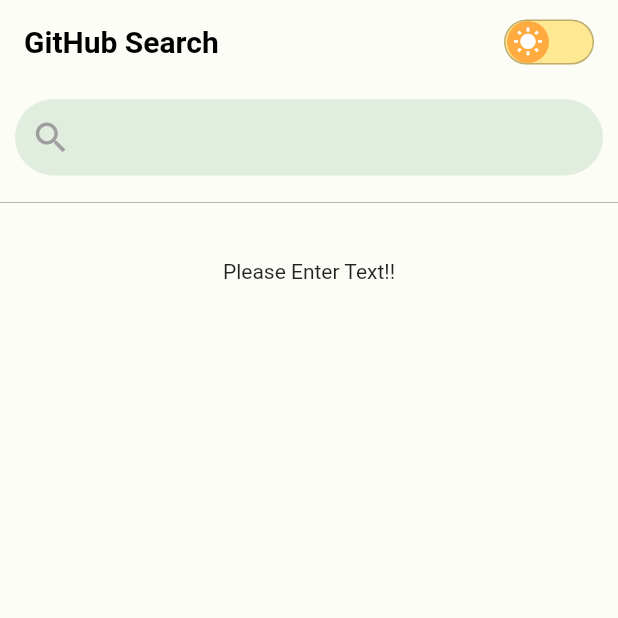
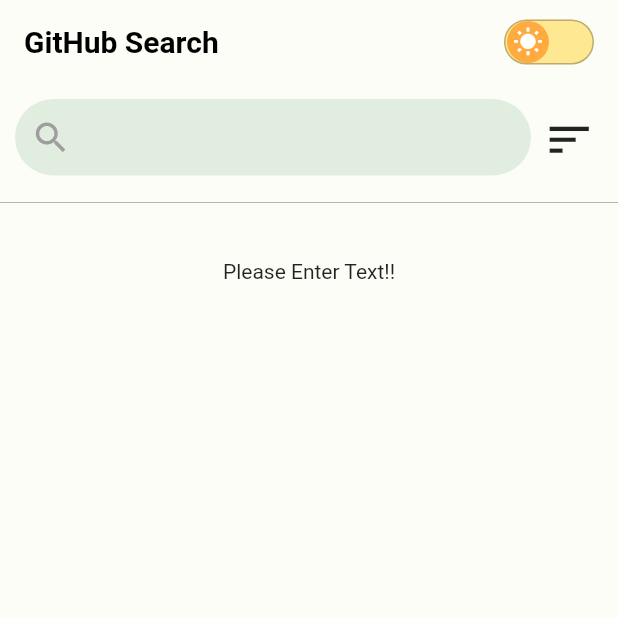
Before and after one commit to mqkotoo/github_search_study, a Flutter app: the screen it shows after launch, on a phone screen of 412 x 824 dp, the top half of it. Run offline on Flutter 3.47's test engine with Material 2 defaults, Android fonts, the phone set to English and light mode, and no system bars; drawn by our look-alikes of flutter_switch; our stand-ins replace connectivity_plus, device_preview, flutter_riverpod, freezed_annotation, shared_preferences, shimmer.

Commit message:
ソート用のUI作った

```diff
--- a/lib/presentation/search/widget/search_field.dart
+++ b/lib/presentation/search/widget/search_field.dart
@@ -34,6 +34,9 @@ class SearchFieldState extends ConsumerState<SearchField> {
     return SafeArea(
       top: false,
       bottom: false,
+      child: Row(
+        children: [
+          Expanded(
             child: TextFormField(
               key: const Key("inputForm"),
               controller: textController,
@@ -45,7 +48,7 @@ class SearchFieldState extends ConsumerState<SearchField> {
 
               //decoration
               decoration: InputDecoration(
-          prefixIcon: const Icon(Icons.search, color: Colors.grey,size: 27,),
+                prefixIcon: const Icon(Icons.search, color: Colors.grey,size: 27),
                 suffixIcon: ref.watch(isClearButtonVisibleProvider)
                     ? IconButton(
                     key: const Key("clearButton"),
@@ -80,6 +83,13 @@ class SearchFieldState extends ConsumerState<SearchField> {
                 ref.read(inputRepoNameProvider.notifier).update((state) => text);
               },
             ),
+          ),
+          IconButton(
+              onPressed: (){},
+              icon: const Icon(Icons.sort,size: 35),
+          )
+        ],
+      ),
     ); // ここにウィジェットツリーを構築するコードを記述してください。
   }
 }
```
Lines whose indentation alone changed are shown as unchanged.
